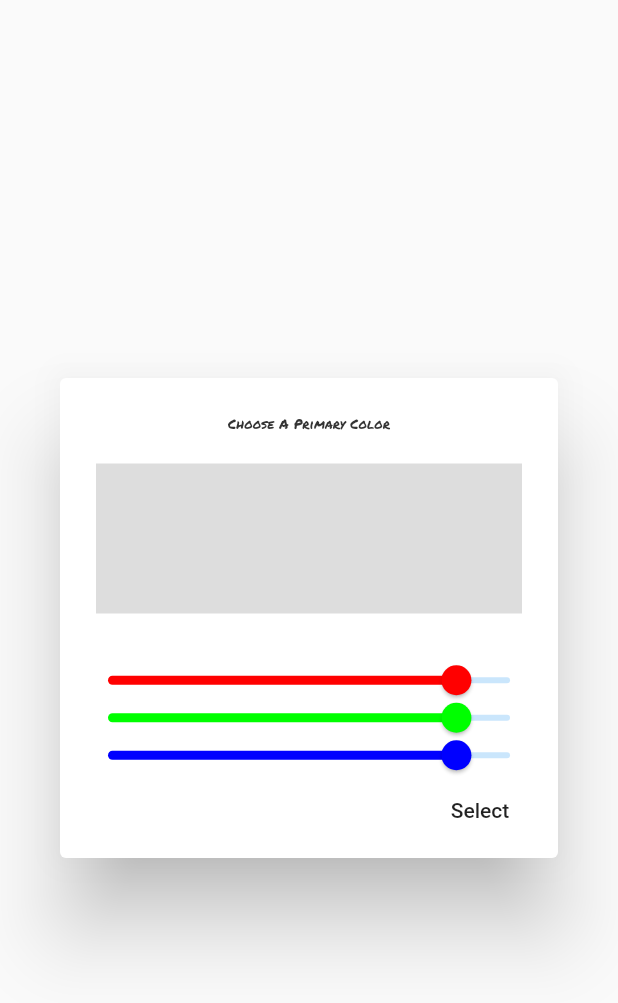
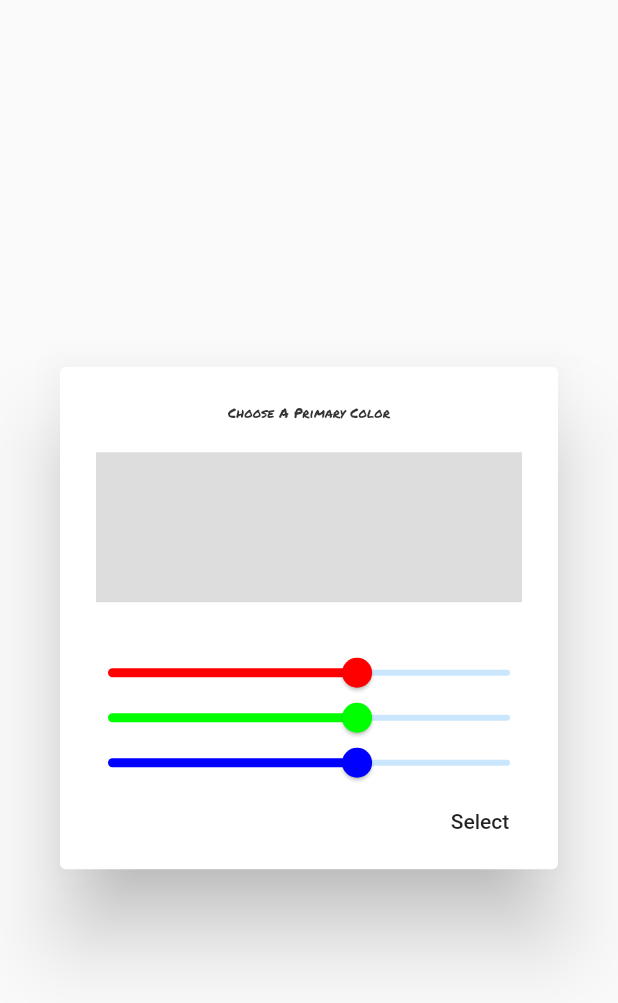
Before and after one commit to Anton-Os/TimeWarp, a Flutter app: the ColorPickerView widget shown alone on an empty page, opened directly with empty values, on a phone screen of 412 x 824 dp. Shown: the top 1003 px of the screen. Run offline on Flutter 3.47's test engine with Material 2 defaults, Android fonts, the phone set to English and light mode, and no system bars; our stand-ins replace cloud_firestore, firebase_core, shared_preferences; accounts and stored records are empty.

Commit message:
Color Picker Dynamic, Time Picker Check, Hash Start

```diff
--- a/lib/browse_table_view.dart
+++ b/lib/browse_table_view.dart
@@ -85,7 +85,7 @@ class _BrowseTableView extends State<BrowseTableView> {
                               SizedBox.expand(
                                   child:
                                   RaisedButton(
-                                      color: BrowseTableView.timelineBtnColor,
+                                      color: (index > BrowseTableView.savedPrefsData.creationIndices.length - 1)? BrowseTableView.timelineBtnColor : BrowseTableView.createdBtnColor,
                                       shape: RoundedRectangleBorder(
                                           borderRadius: BorderRadius.only(
                                               topRight: Radius.circular(3.0),
--- a/lib/create/color_picker_selector.dart
+++ b/lib/create/color_picker_selector.dart
@@ -4,19 +4,43 @@ import 'package:flutter/material.dart';
 import 'package:timewarpsoc/helper/db_logic.dart';
 import 'package:timewarpsoc/helper/ui_beauty.dart';
 
+class ColorPickerView extends StatefulWidget {
+  ColorPickerView({Key key, this.pickerColor, this.colorTarget, this.colorScheme}) : super(key: key){
+    assert(pickerColor != null);
+    redSlideVal = pickerColor.red.toDouble();
+    greenSlideVal = pickerColor.green.toDouble();
+    blueSlideVal = pickerColor.blue.toDouble();
 
+    switch(colorTarget){
+      case COLORSCHEME_Target.Primary:
+        titleText = "Choose A Primary Color";
+        pickerColor = colorScheme.primary;
+        break;
+      case COLORSCHEME_Target.Secondary:
+        titleText = "Choose A Secondary Color";
+        pickerColor = colorScheme.secondary;
+        break;
+      case COLORSCHEME_Target.Filler:
+        titleText = "Choose A Filler Color";
+        pickerColor = colorScheme.filler;
+        break;
+      case COLORSCHEME_Target.Text:
+        titleText = "Choose A Text Color";
+        pickerColor = colorScheme.text;
+        break;
+    }
+  }
 
-class ColorPickerView extends StatefulWidget {
-  ColorPickerView({Key key, this.pickerColor, this.colorTarget, this.colorScheme}) : super(key: key);
-
+  String titleText;
+  bool isInit = false;
   Color pickerColor;
   static Color targetColor;
   COLORSCHEME_Target colorTarget;
   TimelineColorScheme colorScheme;
 
-  double redSlideVal = 50;
-  double greenSlideVal = 50;
-  double blueSlideVal = 50;
+  double redSlideVal;
+  double greenSlideVal;
+  double blueSlideVal;
 
   // static Color targetColor; // This should be accessible once the view terminates
   static TextStyle headerScript = TextStyle( fontSize: 9, color: Color(0xFF333333), decoration: TextDecoration.none, fontFamily: 'PermanentMarker');
@@ -34,32 +58,8 @@ class _ColorPickerView extends State<ColorPickerView>{
   @override
   Widget build(BuildContext context) {
 
-    String titleText;
-    switch(widget.colorTarget){
-      case COLORSCHEME_Target.Primary:
-        titleText = "Choose A Primary Color";
-        widget.pickerColor = widget.colorScheme.primary;
-        break;
-      case COLORSCHEME_Target.Secondary:
-        titleText = "Choose A Secondary Color";
-        widget.pickerColor = widget.colorScheme.secondary;
-        break;
-      case COLORSCHEME_Target.Filler:
-        titleText = "Choose A Filler Color";
-        widget.pickerColor = widget.colorScheme.filler;
-        break;
-      case COLORSCHEME_Target.Text:
-        titleText = "Choose A Text Color";
-        widget.pickerColor = widget.colorScheme.text;
-        break;
-    }
-
-    widget.redSlideVal = widget.pickerColor.red.toDouble();
-    widget.greenSlideVal = widget.pickerColor.green.toDouble();
-    widget.blueSlideVal = widget.pickerColor.blue.toDouble();
-
     return AlertDialog(
-      title: Text(titleText, textAlign: TextAlign.center, style: ColorPickerView.headerScript),
+      title: Text(widget.titleText, textAlign: TextAlign.center, style: ColorPickerView.headerScript),
       content: SingleChildScrollView(
           child:
           Container(
@@ -70,19 +70,22 @@ class _ColorPickerView extends State<ColorPickerView>{
       ),
       actions: <Widget>[
         Container(
-          height: 25,
+          height: 30,
           child:
           Slider(
             value: widget.redSlideVal,
             min: 0.0,
             max: 255.0,
             activeColor: Color(0xFFFF0000), // TODO: Fix the slider, copy/paste for others!
-            onChanged: (value) => (setState(() => widget.redSlideVal = value )),
-            onChangeEnd: (value) => (setState(() => widget.pickerColor = Color.fromRGBO(widget.redSlideVal.toInt(), widget.pickerColor.green, widget.pickerColor.blue, 1.0))),
+            // onChanged: (value) => (setState(() { widget.pickerColor = Color.fromRGBO(widget.redSlideVal.toInt(), widget.pickerColor.green, widget.pickerColor.blue, 1.0); })),
+            onChanged: (value) => (setState((){
+              widget.redSlideVal = value;
+              widget.pickerColor = Color.fromRGBO(widget.redSlideVal.toInt(), widget.pickerColor.green, widget.pickerColor.blue, 1.0);}
+            ))
           )
         ),
         Container(
-          height: 25,
+          height: 30,
           child:
           Slider(
               value: widget.greenSlideVal,
@@ -96,7 +99,7 @@ class _ColorPickerView extends State<ColorPickerView>{
           )
         ),
         Container(
-          height: 25,
+          height: 30,
           child:
           Slider(
               value: widget.blueSlideVal,
@@ -111,8 +114,23 @@ class _ColorPickerView extends State<ColorPickerView>{
         ),
         FlatButton(
           child: const Text('Select', textAlign: TextAlign.center,),
+
+          // TODO: Refine this code
           onPressed: () {
-            // Switch statement might be needed!
+            switch(widget.colorTarget){
+              case COLORSCHEME_Target.Primary:
+                widget.colorScheme.setPrimary = widget.pickerColor;
+                break;
+              case COLORSCHEME_Target.Secondary:
+                widget.colorScheme.setSecondary = widget.pickerColor;
+                break;
+              case COLORSCHEME_Target.Filler:
+                widget.colorScheme.setFiller = widget.pickerColor;
+                break;
+              case COLORSCHEME_Target.Text:
+                widget.colorScheme.setText = widget.pickerColor;
+                break;
+            }
 
             ColorPickerView.targetColor = widget.pickerColor;
             Navigator.of(context).pop();
--- a/lib/create_screen.dart
+++ b/lib/create_screen.dart
@@ -33,7 +33,6 @@ class _CreateScreen extends State<CreateScreen> {
   Widget targetWidgetM; // middle
   Widget targetWidgetS2; // right
 
-  // ValueListenableBuilder<AddItemScreen> addItemScreenLB;
 
   @override
   void initState(){
@@ -81,8 +80,7 @@ class _CreateScreen extends State<CreateScreen> {
                       mainAxisSize: MainAxisSize.max,
                       mainAxisAlignment: MainAxisAlignment.center,
                       children: <Widget>[
-                        // TODO: parent class needs to react to changes in children!
-                        // TODO: ColorPickerButtons probably need an instance to work with
+                        // TODO: The new color theme has to be uploaded to the DATABASE!!!
                         ColorPickerButton(isEnlarged: true, colorTarget: COLORSCHEME_Target.Primary, colorScheme: TimelineSegView.title_Colors),
                         Padding(padding: EdgeInsets.fromLTRB(3, 16, 3, 16),),
                         ColorPickerButton(isEnlarged: true, colorTarget: COLORSCHEME_Target.Secondary, colorScheme: TimelineSegView.title_Colors),
--- /dev/null
+++ b/lib/helper/hasher.dart
@@ -0,0 +1,6 @@
+import 'package:crypto/crypto.dart';
+import 'dart:convert'; // for the utf8.encode method
+
+String genHash(String authorDocNameStr){
+  return "Hash!"; // TODO: Implement actual hashing function
+}
--- a/pubspec.yaml
+++ b/pubspec.yaml
@@ -28,6 +28,7 @@ dependencies:
   firebase_auth: ^0.16.0
   cloud_firestore: ^0.13.0+1
   # NET STUFF
+  crypto: ^2.1.5
   provider: ^2.0.0 # Keep if needed
   intl: ^0.16.1 # Keep if needed
   # PERSISTENCE STUFF
```
Also changed, not shown: lib/create/add_item_screen.dart (+5 -5 lines).
